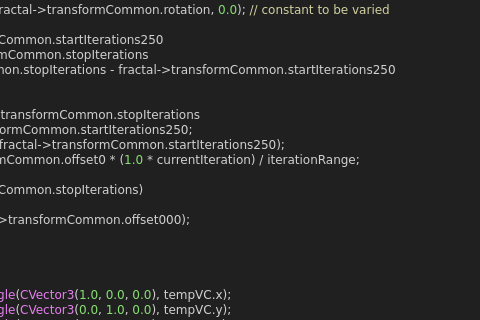
Qt form mandelbulber2/formula/ui/fractal_transf_rotation_vary_v1.ui (buddhi1980/mandelbulber2) before a commit; both pictures show x 203 to 683 and y 384 to 704 of the 880 by 833 pixel window.
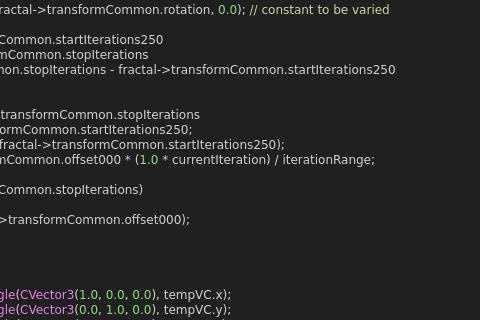
The same form after that commit. Custom widgets are drawn as their Qt base class.

Commit message: added all cl transform files till transf_q*

```diff
--- a/mandelbulber2/formula/ui/fractal_transf_rotation_vary_v1.ui
+++ b/mandelbulber2/formula/ui/fractal_transf_rotation_vary_v1.ui
@@ -484,7 +484,7 @@
     &lt;span style=&quot;color:#f09479; font-weight:bold&quot;&gt;int&lt;/span&gt; iterationRange &lt;span style=&quot;color:#d0d0d0&quot;&gt;=&lt;/span&gt; fractal&lt;span style=&quot;color:#d0d0d0&quot;&gt;-&amp;gt;&lt;/span&gt;transformCommon&lt;span style=&quot;color:#d0d0d0&quot;&gt;.&lt;/span&gt;stopIterations
                           &lt;span style=&quot;color:#d0d0d0&quot;&gt;-&lt;/span&gt; fractal&lt;span style=&quot;color:#d0d0d0&quot;&gt;-&amp;gt;&lt;/span&gt;transformCommon&lt;span style=&quot;color:#d0d0d0&quot;&gt;.&lt;/span&gt;startIterations250&lt;span style=&quot;color:#d0d0d0&quot;&gt;;&lt;/span&gt;
     &lt;span style=&quot;color:#f09479; font-weight:bold&quot;&gt;int&lt;/span&gt; currentIteration &lt;span style=&quot;color:#d0d0d0&quot;&gt;= (&lt;/span&gt;aux&lt;span style=&quot;color:#d0d0d0&quot;&gt;.&lt;/span&gt;i &lt;span style=&quot;color:#d0d0d0&quot;&gt;-&lt;/span&gt; fractal&lt;span style=&quot;color:#d0d0d0&quot;&gt;-&amp;gt;&lt;/span&gt;transformCommon&lt;span style=&quot;color:#d0d0d0&quot;&gt;.&lt;/span&gt;startIterations250&lt;span style=&quot;color:#d0d0d0&quot;&gt;);&lt;/span&gt;
-    tempVC &lt;span style=&quot;color:#d0d0d0&quot;&gt;+=&lt;/span&gt; fractal&lt;span style=&quot;color:#d0d0d0&quot;&gt;-&amp;gt;&lt;/span&gt;transformCommon&lt;span style=&quot;color:#d0d0d0&quot;&gt;.&lt;/span&gt;offset0 &lt;span style=&quot;color:#d0d0d0&quot;&gt;* (&lt;/span&gt;&lt;span style=&quot;color:#87df71&quot;&gt;1.0&lt;/span&gt; &lt;span style=&quot;color:#d0d0d0&quot;&gt;*&lt;/span&gt; currentIteration&lt;span style=&quot;color:#d0d0d0&quot;&gt;) /&lt;/span&gt; iterationRange&lt;span style=&quot;color:#d0d0d0&quot;&gt;;&lt;/span&gt;
+    tempVC &lt;span style=&quot;color:#d0d0d0&quot;&gt;+=&lt;/span&gt; fractal&lt;span style=&quot;color:#d0d0d0&quot;&gt;-&amp;gt;&lt;/span&gt;transformCommon&lt;span style=&quot;color:#d0d0d0&quot;&gt;.&lt;/span&gt;offset000 &lt;span style=&quot;color:#d0d0d0&quot;&gt;* (&lt;/span&gt;&lt;span style=&quot;color:#87df71&quot;&gt;1.0&lt;/span&gt; &lt;span style=&quot;color:#d0d0d0&quot;&gt;*&lt;/span&gt; currentIteration&lt;span style=&quot;color:#d0d0d0&quot;&gt;) /&lt;/span&gt; iterationRange&lt;span style=&quot;color:#d0d0d0&quot;&gt;;&lt;/span&gt;
   &lt;span style=&quot;color:#d0d0d0&quot;&gt;}&lt;/span&gt;
   &lt;span style=&quot;color:#7ec0ee; font-weight:bold&quot;&gt;if&lt;/span&gt; &lt;span style=&quot;color:#d0d0d0&quot;&gt;(&lt;/span&gt;aux&lt;span style=&quot;color:#d0d0d0&quot;&gt;.&lt;/span&gt;i &lt;span style=&quot;color:#d0d0d0&quot;&gt;&amp;gt;=&lt;/span&gt; fractal&lt;span style=&quot;color:#d0d0d0&quot;&gt;-&amp;gt;&lt;/span&gt;transformCommon&lt;span style=&quot;color:#d0d0d0&quot;&gt;.&lt;/span&gt;stopIterations&lt;span style=&quot;color:#d0d0d0&quot;&gt;)&lt;/span&gt;
   &lt;span style=&quot;color:#d0d0d0&quot;&gt;{&lt;/span&gt;
```
The commit also changes 11 other files.
